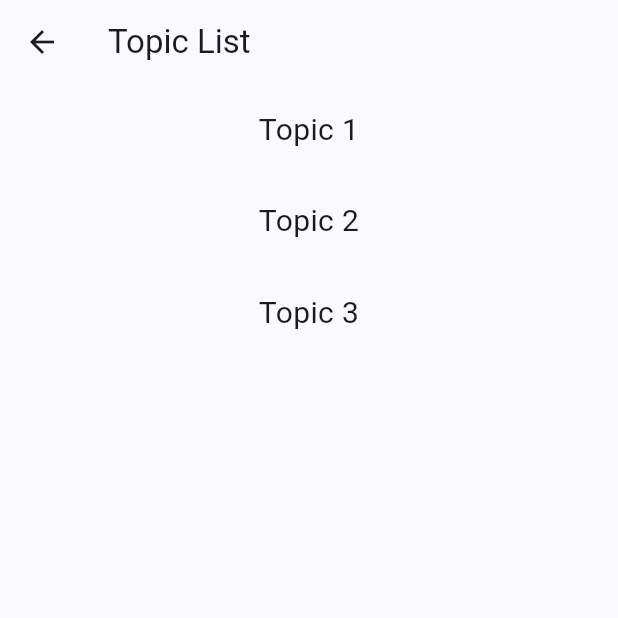
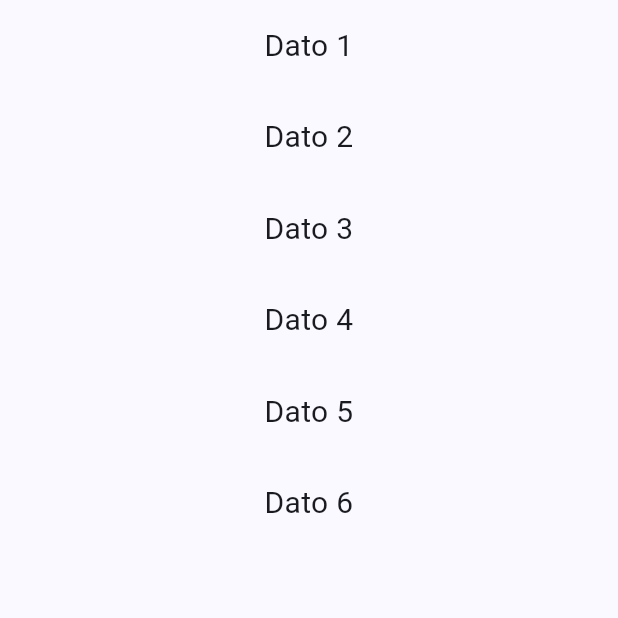
Before and after one commit to titanke/app_gemini, a Flutter app: the Topicspage screen opened directly, on a phone screen of 412 x 824 dp, the top half of it. Run offline on Flutter 3.47's test engine with Material 3 defaults, Android fonts, the phone set to English and light mode, and no system bars; our stand-ins replace carousel_slider, firebase_auth, firebase_core, fluttertoast, google_sign_in; accounts and stored records are empty.

Commit message:
topics fix and storage proto

```diff
--- a/lib/pages/home.dart
+++ b/lib/pages/home.dart
@@ -1,6 +1,7 @@
 import 'package:flutter/material.dart';
 import 'package:carousel_slider/carousel_slider.dart';
 import 'package:app_gemini/widgets/customcard.dart';
+import 'package:app_gemini/main.dart';
 class Homepage extends StatefulWidget {
   const Homepage({Key? key}) : super(key: key);
 
@@ -9,8 +10,6 @@ class Homepage extends StatefulWidget {
 }
 
 class _HomepageState extends State<Homepage> {
-  // Lista dinámica para el contenido
-  List<String> datos = ['Dato 1', 'Dato 2', 'Dato 3', 'Dato 4', 'Dato 5', 'Dato 6'];
 
   // Ruta para la pantalla de detalle
   final String detailScreenRoute = '/detail';
@@ -61,6 +60,8 @@ CarouselSlider.builder(
     );
   },
 ),
+          Text("Temas favoritos",textAlign:TextAlign.left,),
+
 SizedBox(
   child: GridView.builder(
     shrinkWrap: true,
@@ -85,6 +86,6 @@ SizedBox(
   }
 
   void _navigateToDetailScreen(String dato) {
-    Navigator.pushNamed(context, detailScreenRoute, arguments: dato);
+    Navigator.pushNamed(context, '/detail', arguments: dato);
   }
 }
--- a/lib/pages/topics.dart
+++ b/lib/pages/topics.dart
@@ -1,5 +1,6 @@
 import 'package:flutter/material.dart';
-
+import 'package:app_gemini/main.dart';
+import 'package:app_gemini/pages/home.dart';
 class Topicspage extends StatefulWidget {
   const Topicspage({Key? key}) : super(key: key);
 
@@ -8,37 +9,23 @@ class Topicspage extends StatefulWidget {
 }
 
 class _TopicspageState extends State<Topicspage> {
-  final List<Topic> _topics = [
-    Topic('Topic 1', 'https://www.example.com/topic1'),
-    Topic('Topic 2', 'https://www.example.com/topic2'),
-    Topic('Topic 3', 'https://www.example.com/topic3'),
-  ];
 
   @override
   Widget build(BuildContext context) {
     return Scaffold(
-      appBar: AppBar(
-        title: const Text('Topic List'),
-      ),
+
       body: Center(
         child: ListView.builder(
-          itemCount: _topics.length,
+          itemCount: datos.length,
           itemBuilder: (context, index) {
-            final topic = _topics[index];
+            final topic = datos[index];
             return InkWell(
-              onTap: () {
-                // Navigate to the topic's screen
-                Navigator.push(
-                  context,
-                  MaterialPageRoute(
-                    builder: (context) => TopicScreen(topic: topic),
-                  ),
-                );
-              },
+              onTap: () => _navigateToDetailScreen(datos[index]),
+
               child: Padding(
                 padding: const EdgeInsets.all(16.0),
                 child: Text(
-                  topic.title,
+                  datos[index],
                   textAlign: TextAlign.center,
                   style: const TextStyle(fontSize: 20),
                 ),
@@ -48,30 +35,9 @@ class _TopicspageState extends State<Topicspage> {
         ),
       ),
     );
+
+  }
+    void _navigateToDetailScreen(String dato) {
+    Navigator.pushNamed(context, '/detail', arguments: dato);
   }
 }
-
-class Topic {
-  final String title;
-  final String url;
-
-  Topic(this.title, this.url);
-}
-
-class TopicScreen extends StatelessWidget {
-  final Topic topic;
-
-  const TopicScreen({Key? key, required this.topic}) : super(key: key);
-
-  @override
-  Widget build(BuildContext context) {
-    return Scaffold(
-      appBar: AppBar(
-        title: Text(topic.title),
-      ),
-      body: Center(
-        child: Text(topic.url),
-      ),
-    );
-  }
-}
```
Also changed, not shown: lib/main.dart (+7 -7 lines), lib/pages/storage.dart (+82 -21 lines).
